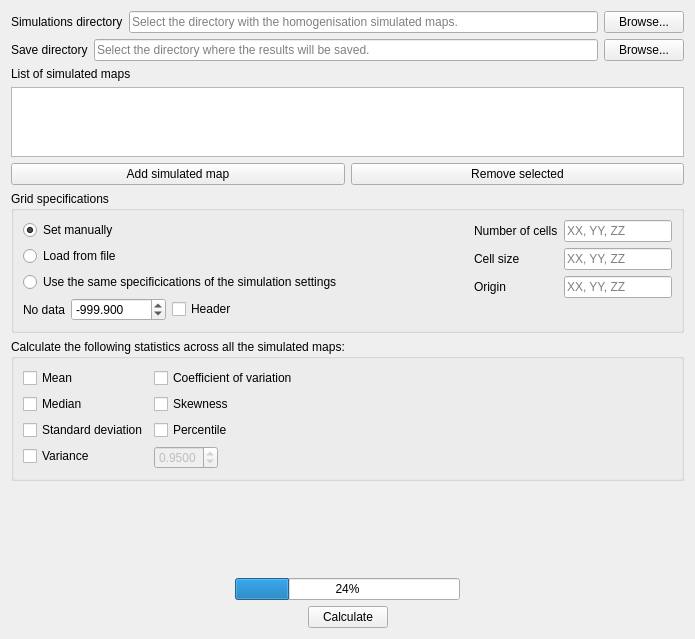
Old version of the form GSIMCLI/interface/tools.simstats.ui in the repository iled/gsimcli.
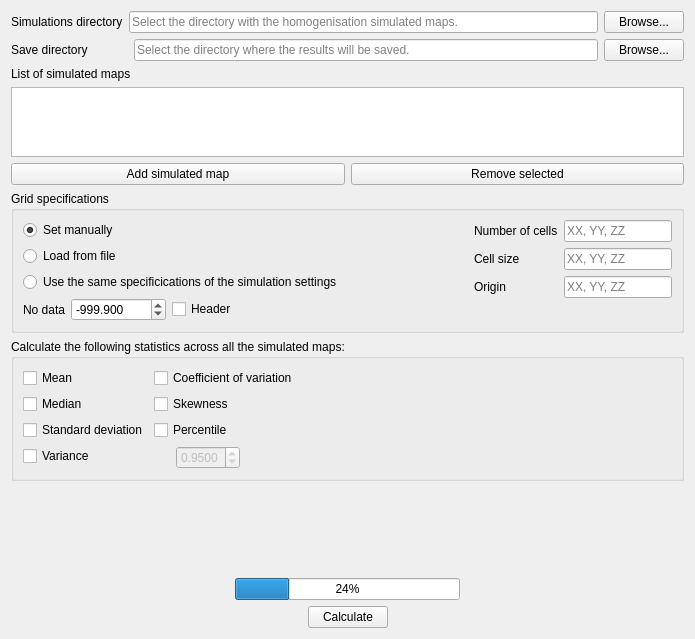
New version of the form.

Commit message: simstats' integration with the main gui

Patch:
```diff
--- a/GSIMCLI/interface/tools.simstats.ui
+++ b/GSIMCLI/interface/tools.simstats.ui
@@ -57,6 +57,19 @@
        </property>
       </widget>
      </item>
+     <item>
+      <spacer name="horizontalSpacer_8">
+       <property name="orientation">
+        <enum>Qt::Horizontal</enum>
+       </property>
+       <property name="sizeHint" stdset="0">
+        <size>
+         <width>40</width>
+         <height>20</height>
+        </size>
+       </property>
+      </spacer>
+     </item>
      <item>
       <widget class="QLineEdit" name="lineSavePath">
        <property name="sizePolicy">
@@ -352,6 +365,22 @@
         </item>
         <item row="3" column="1">
          <layout class="QHBoxLayout" name="horizontalLayout_7">
+          <item>
+           <spacer name="horizontalSpacer_9">
+            <property name="orientation">
+             <enum>Qt::Horizontal</enum>
+            </property>
+            <property name="sizeType">
+             <enum>QSizePolicy::Fixed</enum>
+            </property>
+            <property name="sizeHint" stdset="0">
+             <size>
+              <width>22</width>
+              <height>20</height>
+             </size>
+            </property>
+           </spacer>
+          </item>
           <item>
            <widget class="QDoubleSpinBox" name="spinPercentile">
             <property name="enabled">
```
The commit also changes 3 other files.
